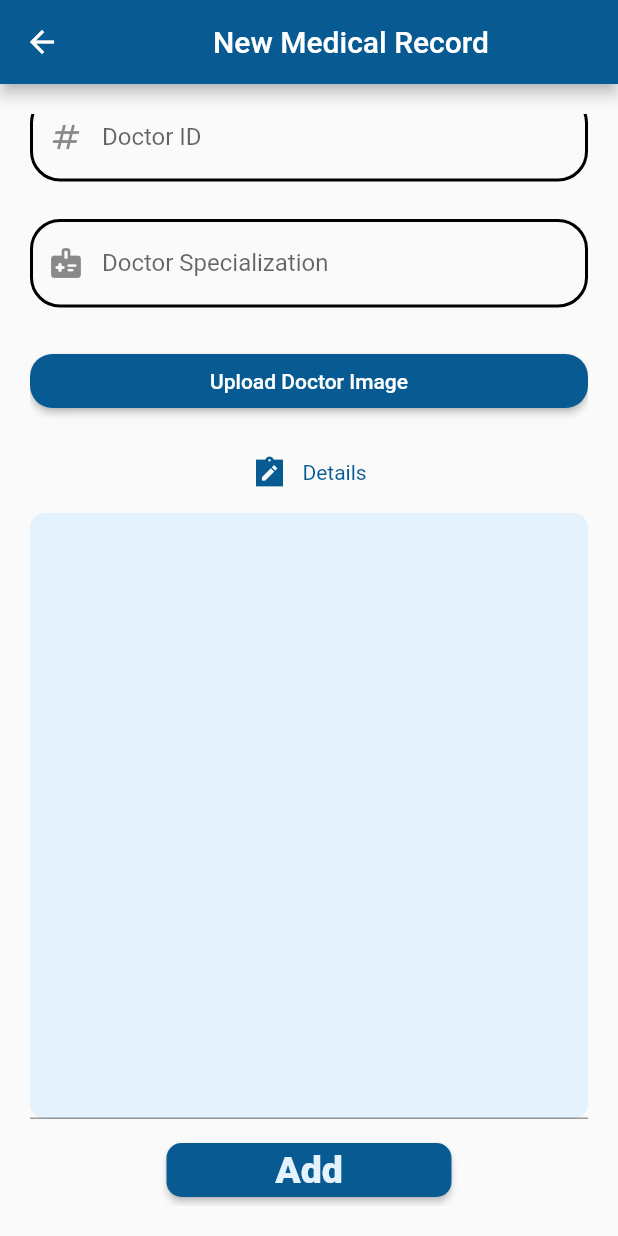
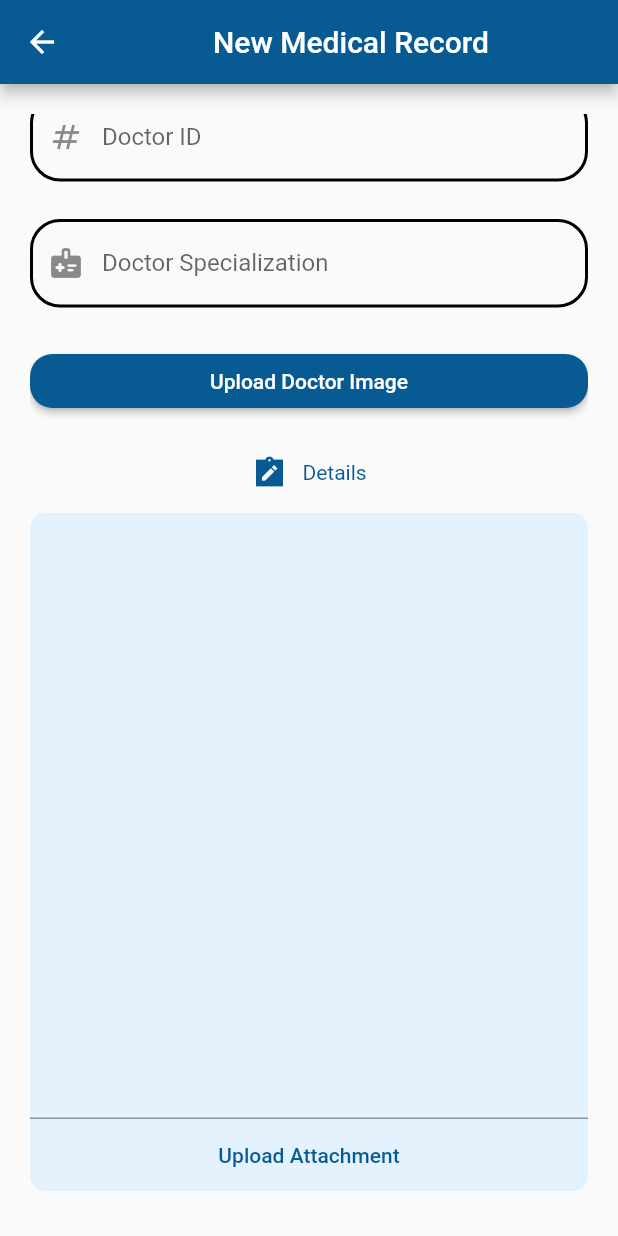
Before and after one commit to ahmedmedhat107201/medical-records-mobile, a Flutter app: the screen it shows after launch, scrolled down 518 dp, on a phone screen of 412 x 824 dp. Run offline on Flutter 3.47's test engine with Material 2 defaults, Android fonts, the phone set to English and light mode, and no system bars; our stand-ins replace file_picker, flutter_secure_storage, image_picker; accounts and stored records are empty.

Commit message:
Add attachments to details

```diff
--- a/lib/view/screens/sections/createMedicalRecordScreen.dart
+++ b/lib/view/screens/sections/createMedicalRecordScreen.dart
@@ -1,5 +1,5 @@
 import 'package:image_picker/image_picker.dart';
-
+import 'package:file_picker/file_picker.dart';
 import 'package:flutter/material.dart';
 import 'package:medical_records_mobile/constant.dart';
 import 'package:medical_records_mobile/view/screens/sections/medicalRecordScreen.dart';
@@ -27,6 +27,13 @@ class CreateMedicalRecordScreen extends StatelessWidget {
     Future takeanimage() async {
       final XFile? photo =
           await ImagePicker().pickImage(source: ImageSource.camera);
+    }
+
+    Future uploadingfiles()async{
+      FilePickerResult? result = await FilePicker.platform.pickFiles(
+        type: FileType.custom,
+        allowedExtensions: ['jpg', 'pdf', 'doc'],
+      );
     }
 
     return Scaffold(
@@ -258,10 +265,20 @@ class CreateMedicalRecordScreen extends StatelessWidget {
                       color: Colors.blue[50],
                       borderRadius: BorderRadius.circular(10),
                     ),
-                    child: TextFormField(
-                      maxLines: 20,
-                      keyboardType: TextInputType.text,
-                    )),
+                    child: Column(
+                      children: [
+                        TextFormField(
+                          maxLines: 20,
+                          keyboardType: TextInputType.text,
+
+                        ),
+                        MaterialButton(onPressed: (){
+                          uploadingfiles();
+                        },child:Text("Upload Attachment", style: TextStyle(color: primaryColor),) ,)
+                      ],
+                    )
+
+                ),
                 SizedBox(
                   height: 10,
                 ),
--- a/pubspec.yaml
+++ b/pubspec.yaml
@@ -21,7 +21,7 @@ dependencies:
   intl: ^0.18.0
   hexcolor: ^3.0.1
   image_picker: ^0.8.7+1
-
+  file_picker: ^5.2.6
 dev_dependencies:
   flutter_test:
     sdk: flutter
```
Also changed, not shown: pubspec.lock.
